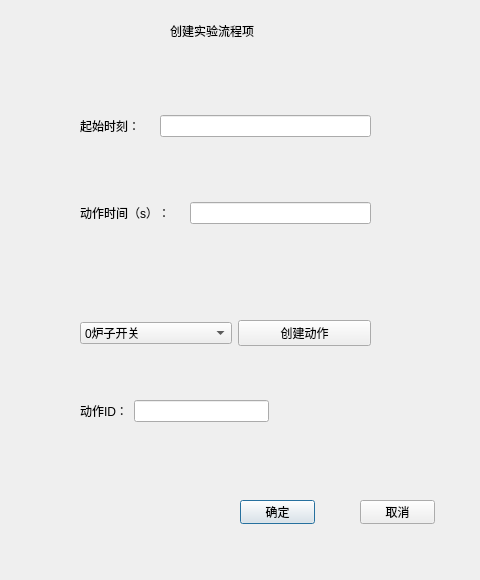
The window that ui/newflowitem.ui (JcypVacant/-experiment-process-config) describes before a commit, drawn with Qt 5.
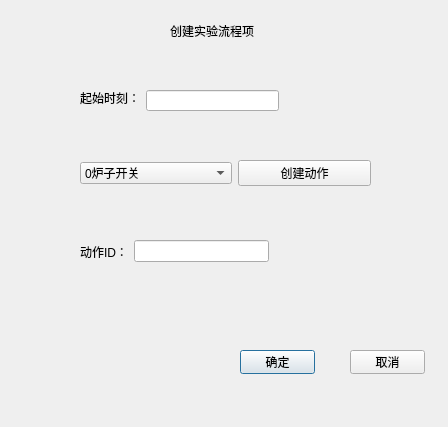
The same window after the commit.

Patch:
```diff
--- a/ui/newflowitem.ui
+++ b/ui/newflowitem.ui
@@ -6,8 +6,8 @@
    <rect>
     <x>0</x>
     <y>0</y>
-    <width>480</width>
-    <height>580</height>
+    <width>448</width>
+    <height>427</height>
    </rect>
   </property>
   <property name="windowTitle">
@@ -33,7 +33,7 @@
    <property name="geometry">
     <rect>
      <x>240</x>
-     <y>500</y>
+     <y>350</y>
      <width>75</width>
      <height>24</height>
     </rect>
@@ -45,8 +45,8 @@
   <widget class="QPushButton" name="pushButton_3">
    <property name="geometry">
     <rect>
-     <x>360</x>
-     <y>500</y>
+     <x>350</x>
+     <y>350</y>
      <width>75</width>
      <height>24</height>
     </rect>
@@ -59,52 +59,9 @@
    <property name="geometry">
     <rect>
      <x>80</x>
-     <y>70</y>
-     <width>291</width>
-     <height>201</height>
-    </rect>
-   </property>
-   <layout class="QVBoxLayout" name="verticalLayout">
-    <property name="spacing">
-     <number>20</number>
-    </property>
-    <item>
-     <layout class="QHBoxLayout" name="horizontalLayout">
-      <item>
-       <widget class="QLabel" name="label_2">
-        <property name="text">
-         <string>起始时刻：</string>
-        </property>
-       </widget>
-      </item>
-      <item>
-       <widget class="QLineEdit" name="startTimeLineEdit"/>
-      </item>
-     </layout>
-    </item>
-    <item>
-     <layout class="QHBoxLayout" name="horizontalLayout_6">
-      <item>
-       <widget class="QLabel" name="label_7">
-        <property name="text">
-         <string>动作时间（s）：</string>
-        </property>
-       </widget>
-      </item>
-      <item>
-       <widget class="QLineEdit" name="durationLineEdit"/>
-      </item>
-     </layout>
-    </item>
-   </layout>
-  </widget>
-  <widget class="QWidget" name="layoutWidget">
-   <property name="geometry">
-    <rect>
-     <x>80</x>
-     <y>400</y>
+     <y>240</y>
      <width>189</width>
-     <height>22</height>
+     <height>23</height>
     </rect>
    </property>
    <layout class="QHBoxLayout" name="horizontalLayout_8">
@@ -124,7 +81,7 @@
    <property name="geometry">
     <rect>
      <x>80</x>
-     <y>320</y>
+     <y>160</y>
      <width>291</width>
      <height>26</height>
     </rect>
@@ -223,6 +180,29 @@
     </item>
    </layout>
   </widget>
+  <widget class="QLineEdit" name="startTimeLineEdit">
+   <property name="geometry">
+    <rect>
+     <x>146</x>
+     <y>90</y>
+     <width>133</width>
+     <height>21</height>
+    </rect>
+   </property>
+  </widget>
+  <widget class="QLabel" name="label_2">
+   <property name="geometry">
+    <rect>
+     <x>80</x>
+     <y>90</y>
+     <width>60</width>
+     <height>16</height>
+    </rect>
+   </property>
+   <property name="text">
+    <string>起始时刻：</string>
+   </property>
+  </widget>
  </widget>
  <resources/>
  <connections/>
```
